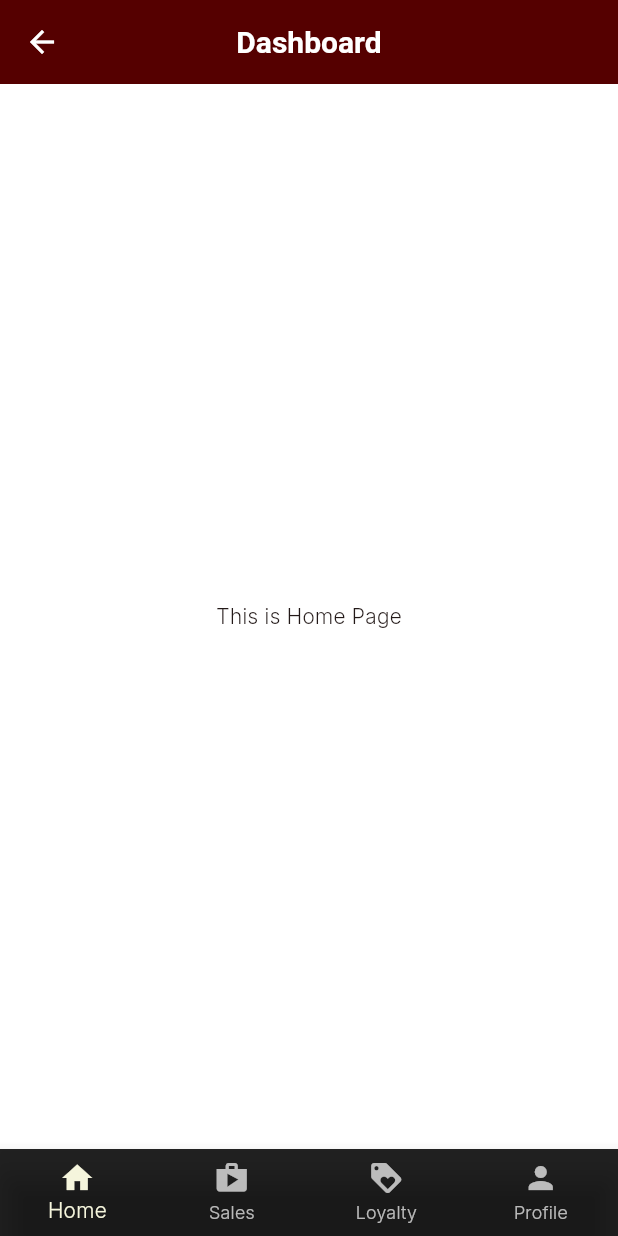
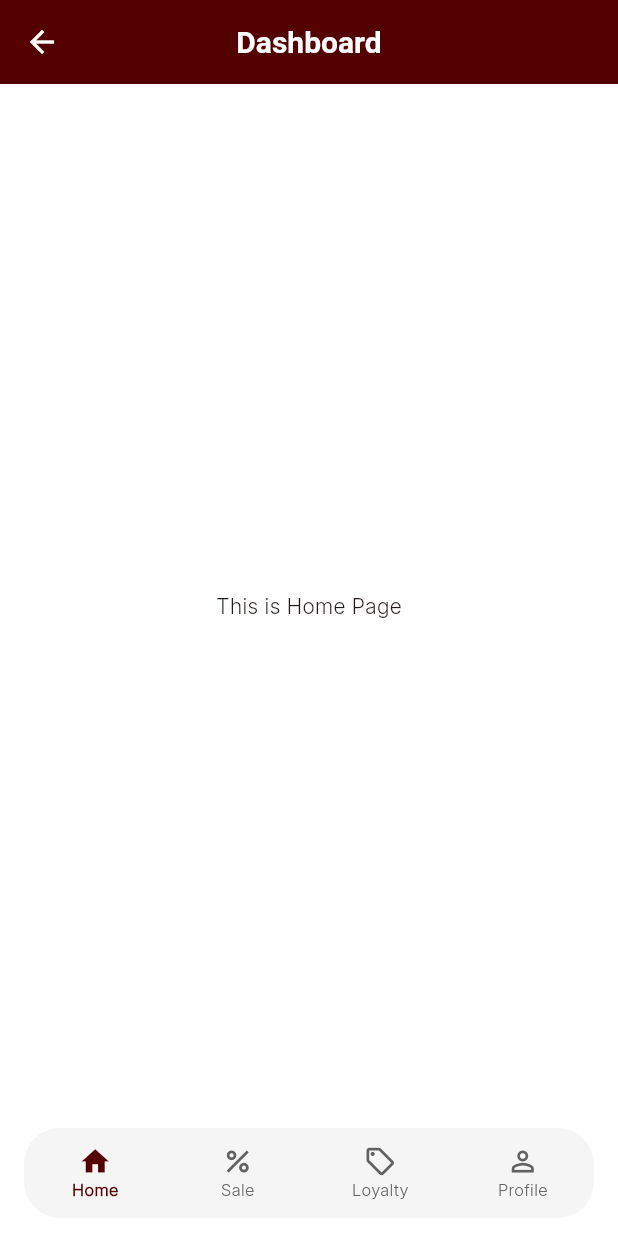
Before and after one commit to Sanskriti-Khanal/cineghar, a Flutter app: the BottomNavigationScreen screen opened directly, on a phone screen of 412 x 824 dp. Run offline on Flutter 3.47's test engine with Material 3 defaults, Android fonts, the phone set to English and light mode, and no system bars; our stand-ins replace intl_phone_number_input.

Commit message:
Fix Dynamic Design

```diff
--- a/lib/screens/bottom_navigation_screen.dart
+++ b/lib/screens/bottom_navigation_screen.dart
@@ -23,26 +23,77 @@ class _BottomNavigationScreenState extends State<BottomNavigationScreen> {
 
   @override
   Widget build(BuildContext context) {
+    final primaryColor = Theme.of(context).colorScheme.primary;
+    final mediaQuery = MediaQuery.of(context);
+    final bottomInset = mediaQuery.viewPadding.bottom;
+
     return Scaffold(
-      appBar: AppBar(
-        title: const Text(
-          "Dashboard",
+      appBar: AppBar(title: const Text("Dashboard")),
+      body: _bottomScreens[_selectedIndex],
+      backgroundColor: Colors.white,
+      bottomNavigationBar: Padding(
+        padding: EdgeInsets.fromLTRB(
+          16,
+          0,
+          16,
+          (bottomInset > 0 ? bottomInset : 8) + 4,
         ),
+        child: Container(
+          decoration: BoxDecoration(
+            color: const Color(0xFFF5F5F5),
+            borderRadius: BorderRadius.circular(24),
           ),
-      body: _bottomScreens[_selectedIndex],
-      bottomNavigationBar: BottomNavigationBar(
-        items: const [
-          BottomNavigationBarItem(icon: Icon(Icons.home), label: "Home"),
-          BottomNavigationBarItem(icon: Icon(Icons.shop), label: "Sales"),
-          BottomNavigationBarItem(icon: Icon(Icons.loyalty), label: "Loyalty"),
-          BottomNavigationBarItem(icon: Icon(Icons.person), label: "Profile"),
-        ],
+          child: ClipRRect(
+            borderRadius: BorderRadius.circular(24),
+            child: Padding(
+              padding: const EdgeInsets.symmetric(vertical: 2),
+              child: BottomNavigationBar(
+                type: BottomNavigationBarType.fixed,
+                backgroundColor: Colors.transparent,
+                elevation: 0,
+                selectedItemColor: primaryColor,
+                unselectedItemColor: Colors.grey[700],
+                selectedLabelStyle: const TextStyle(
+                  fontWeight: FontWeight.w600,
+                  fontSize: 11,
+                ),
+                unselectedLabelStyle: const TextStyle(
+                  fontWeight: FontWeight.w500,
+                  fontSize: 11,
+                ),
+                iconSize: 22,
                 currentIndex: _selectedIndex,
                 onTap: (index) {
                   setState(() {
                     _selectedIndex = index;
                   });
                 },
+                items: const [
+                  BottomNavigationBarItem(
+                    icon: Icon(Icons.home_outlined),
+                    activeIcon: Icon(Icons.home),
+                    label: "Home",
+                  ),
+                  BottomNavigationBarItem(
+                    icon: Icon(Icons.percent_outlined),
+                    activeIcon: Icon(Icons.percent),
+                    label: "Sale",
+                  ),
+                  BottomNavigationBarItem(
+                    icon: Icon(Icons.local_offer_outlined),
+                    activeIcon: Icon(Icons.local_offer),
+                    label: "Loyalty",
+                  ),
+                  BottomNavigationBarItem(
+                    icon: Icon(Icons.person_outline),
+                    activeIcon: Icon(Icons.person),
+                    label: "Profile",
+                  ),
+                ],
+              ),
+            ),
+          ),
+        ),
       ),
     );
   }
```
Lines whose indentation alone changed are shown as unchanged.
